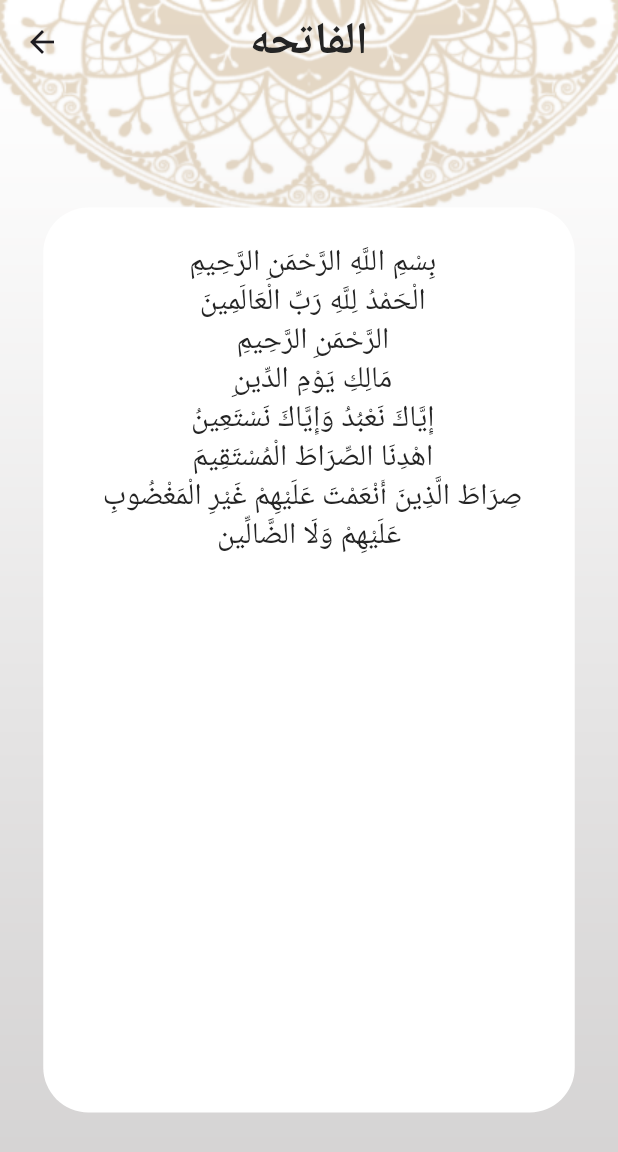
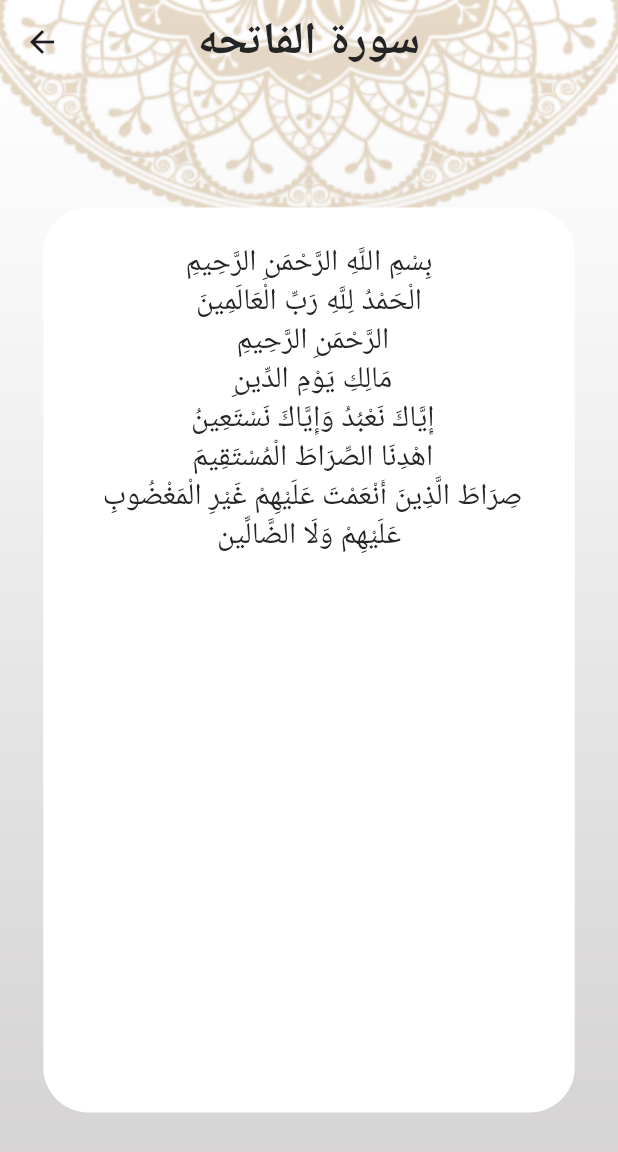
Before and after one commit to AhmedMamdouh20000/Isalmi, a Flutter app: the screen it shows after launch, after a tap on "الفاتحه", on a phone screen of 412 x 824 dp. Shown: the top 1152 px of the screen. Run offline on Flutter 3.47's test engine with Material 3 defaults, Android fonts, the phone set to English and light mode, and no system bars.

Commit message:
suraDetails screen logic

```diff
--- a/lib/tabs/quran/sura_details_screen.dart
+++ b/lib/tabs/quran/sura_details_screen.dart
@@ -1,23 +1,24 @@
+import 'dart:math';
+
 import 'package:flutter/material.dart';
+import 'package:flutter/services.dart';
 import 'package:islamic/app_theme.dart';
 import 'package:islamic/tabs/quran/quran_tab.dart';
 
-class SuraDetailsScreen extends StatelessWidget {
+class SuraDetailsScreen extends StatefulWidget {
   static const String routeName = '/sura-details';
 
   @override
+  State<SuraDetailsScreen> createState() => _SuraDetailsScreenState();
+}
+
+class _SuraDetailsScreenState extends State<SuraDetailsScreen> {
+  List<String> ayat = [];
+  late SuraDetailsArgs args;
+  @override
   Widget build(BuildContext context) {
-    List<String> ayat = [
-      ' بِسْمِ اللَّهِ الرَّحْمَنِ الرَّحِيمِ ',
-      ' الْحَمْدُ لِلَّهِ رَبِّ الْعَالَمِينَ',
-      ' الرَّحْمَنِ الرَّحِيمِ',
-      ' مَالِكِ يَوْمِ الدِّينِ',
-      ' إِيَّاكَ نَعْبُدُ وَإِيَّاكَ نَسْتَعِينُ',
-      ' اهْدِنَا الصِّرَاطَ الْمُسْتَقِيمَ',
-      ' صِرَاطَ الَّذِينَ أَنْعَمْتَ عَلَيْهِمْ غَيْرِ الْمَغْضُوبِ عَلَيْهِمْ وَلَا الضَّالِّين',
-    ];
-    SuraDetailsArgs args =
-        ModalRoute.of(context)!.settings.arguments as SuraDetailsArgs;
+    args = ModalRoute.of(context)!.settings.arguments as SuraDetailsArgs;
+    loadSuraFile();
     return Container(
       decoration: BoxDecoration(
         image: DecorationImage(
@@ -27,7 +28,7 @@ class SuraDetailsScreen extends StatelessWidget {
       ),
       child: Scaffold(
         appBar: AppBar(
-          title: Text(args.suraName),
+          title: Text('سورة ${args.suraName}'),
         ),
         body: Container(
           padding: EdgeInsets.all(24),
@@ -38,7 +39,9 @@ class SuraDetailsScreen extends StatelessWidget {
             color: AppTheme.white,
             borderRadius: BorderRadius.circular(30),
           ),
-          child: ListView.builder(
+          child: ayat.isEmpty
+              ? Center(child: CircularProgressIndicator())
+              : ListView.builder(
                   itemBuilder: (_, index) => Text(
                     ayat[index],
                     style: Theme.of(context).textTheme.titleLarge,
@@ -50,4 +53,11 @@ class SuraDetailsScreen extends StatelessWidget {
       ),
     );
   }
+
+  Future<void> loadSuraFile() async {
+    String sura =
+        await rootBundle.loadString('assets/SuraFile/${args.index + 1}.txt');
+    ayat = sura.split('\r\n');
+    setState(() {});
   }
+}
--- a/lib/tabs/sebha/sebha_tab.dart
+++ b/lib/tabs/sebha/sebha_tab.dart
@@ -28,7 +28,7 @@ class _SebhaTabState extends State<SebhaTab> {
             SizedBox(
               height: 10,
             ),
-            InkWell(
+            GestureDetector(
               onTap: () {
                 SebhaNumber();
                 counter++;
--- a/pubspec.yaml
+++ b/pubspec.yaml
@@ -63,6 +63,7 @@ flutter:
   # To add assets to your application, add an assets section, like this:
   assets:
     - assets/images/
+    - assets/SuraFile/
 
   # An image asset can refer to one or more resolution-specific "variants", see
   # https://flutter.dev/assets-and-images/#resolution-aware
```
Lines whose indentation alone changed are shown as unchanged.
